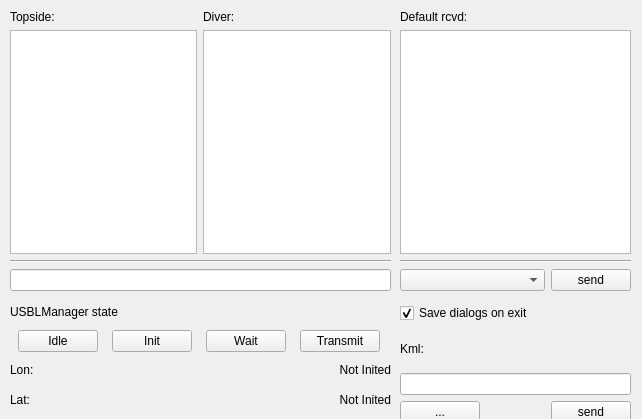
First picture: the form in caddy/caddy_ui/src/rqt_caddy/resource/CaddyGui.ui, repository pi19404/labust-ros-pkg, before the edit.
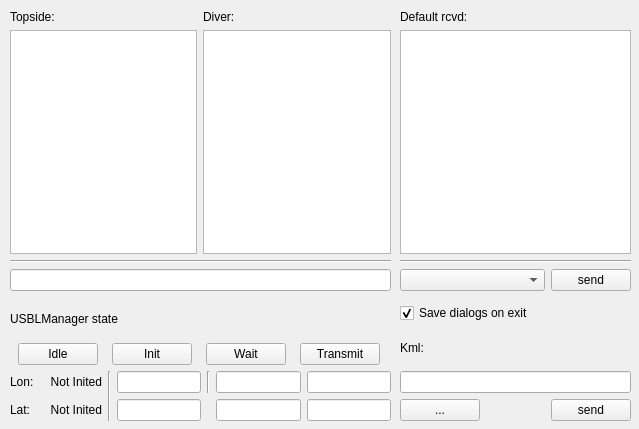
Second picture: the form after the edit.

Commit message: Added variance drawing for vehicles in google earth. Added voltage and current displays for the pladypos vehicle in the CaddyGUI.

Diff of the .ui file:
```diff
--- a/caddy/caddy_ui/src/rqt_caddy/resource/CaddyGui.ui
+++ b/caddy/caddy_ui/src/rqt_caddy/resource/CaddyGui.ui
@@ -6,8 +6,8 @@
    <rect>
     <x>0</x>
     <y>0</y>
-    <width>642</width>
-    <height>419</height>
+    <width>639</width>
+    <height>429</height>
    </rect>
   </property>
   <property name="windowTitle">
@@ -185,7 +185,7 @@
      <x>400</x>
      <y>330</y>
      <width>231</width>
-     <height>93</height>
+     <height>91</height>
     </rect>
    </property>
    <layout class="QVBoxLayout" name="verticalLayout_2">
@@ -238,7 +238,7 @@
      <x>10</x>
      <y>300</y>
      <width>381</width>
-     <height>112</height>
+     <height>121</height>
     </rect>
    </property>
    <layout class="QVBoxLayout" name="initDiverLayout">
@@ -321,11 +321,18 @@
      </layout>
     </item>
     <item>
+     <layout class="QHBoxLayout" name="horizontalLayout_8">
+      <item>
+       <layout class="QVBoxLayout" name="verticalLayout_4">
+        <property name="sizeConstraint">
+         <enum>QLayout::SetFixedSize</enum>
+        </property>
+        <item>
      <layout class="QHBoxLayout" name="horizontalLayout_6">
       <item>
        <widget class="QLabel" name="lonTextLabel">
         <property name="sizePolicy">
-         <sizepolicy hsizetype="Maximum" vsizetype="Preferred">
+             <sizepolicy hsizetype="MinimumExpanding" vsizetype="Preferred">
           <horstretch>0</horstretch>
           <verstretch>0</verstretch>
          </sizepolicy>
@@ -344,7 +351,7 @@
          </sizepolicy>
         </property>
         <property name="text">
-         <string>Not Inited</string>
+             <string>   Not Inited</string>
         </property>
         <property name="alignment">
          <set>Qt::AlignRight|Qt::AlignTrailing|Qt::AlignVCenter</set>
@@ -383,6 +390,100 @@
          <set>Qt::AlignRight|Qt::AlignTrailing|Qt::AlignVCenter</set>
         </property>
        </widget>
+          </item>
+         </layout>
+        </item>
+       </layout>
+      </item>
+      <item>
+       <widget class="Line" name="line_2">
+        <property name="orientation">
+         <enum>Qt::Vertical</enum>
+        </property>
+       </widget>
+      </item>
+      <item>
+       <layout class="QGridLayout" name="gridLayout">
+        <property name="sizeConstraint">
+         <enum>QLayout::SetMinimumSize</enum>
+        </property>
+        <property name="spacing">
+         <number>6</number>
+        </property>
+        <item row="1" column="3">
+         <widget class="QLineEdit" name="p3field">
+          <property name="sizePolicy">
+           <sizepolicy hsizetype="Maximum" vsizetype="Fixed">
+            <horstretch>0</horstretch>
+            <verstretch>0</verstretch>
+           </sizepolicy>
+          </property>
+          <property name="readOnly">
+           <bool>true</bool>
+          </property>
+         </widget>
+        </item>
+        <item row="0" column="0">
+         <widget class="QLineEdit" name="voltageField">
+          <property name="readOnly">
+           <bool>true</bool>
+          </property>
+         </widget>
+        </item>
+        <item row="1" column="2">
+         <widget class="QLineEdit" name="p2field">
+          <property name="sizePolicy">
+           <sizepolicy hsizetype="Maximum" vsizetype="Fixed">
+            <horstretch>0</horstretch>
+            <verstretch>0</verstretch>
+           </sizepolicy>
+          </property>
+          <property name="readOnly">
+           <bool>true</bool>
+          </property>
+         </widget>
+        </item>
+        <item row="0" column="3">
+         <widget class="QLineEdit" name="p1field">
+          <property name="sizePolicy">
+           <sizepolicy hsizetype="Maximum" vsizetype="Fixed">
+            <horstretch>0</horstretch>
+            <verstretch>0</verstretch>
+           </sizepolicy>
+          </property>
+          <property name="readOnly">
+           <bool>true</bool>
+          </property>
+         </widget>
+        </item>
+        <item row="0" column="2">
+         <widget class="QLineEdit" name="p0field">
+          <property name="sizePolicy">
+           <sizepolicy hsizetype="Maximum" vsizetype="Fixed">
+            <horstretch>0</horstretch>
+            <verstretch>0</verstretch>
+           </sizepolicy>
+          </property>
+          <property name="readOnly">
+           <bool>true</bool>
+          </property>
+         </widget>
+        </item>
+        <item row="1" column="0">
+         <widget class="QLineEdit" name="currentField">
+          <property name="readOnly">
+           <bool>true</bool>
+          </property>
+         </widget>
+        </item>
+        <item row="0" column="1">
+         <widget class="Line" name="line_3">
+          <property name="orientation">
+           <enum>Qt::Vertical</enum>
+          </property>
+         </widget>
+        </item>
+       </layout>
       </item>
      </layout>
     </item>
```
Lines whose indentation alone changed are shown as unchanged. The commit also changes 7 other files.
